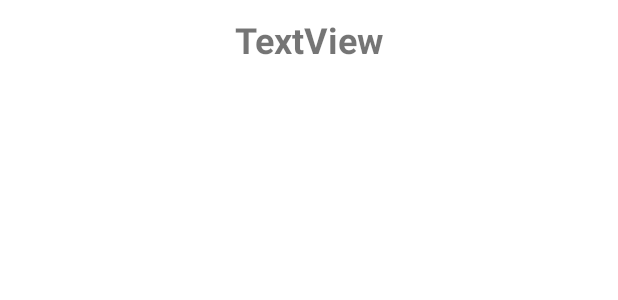
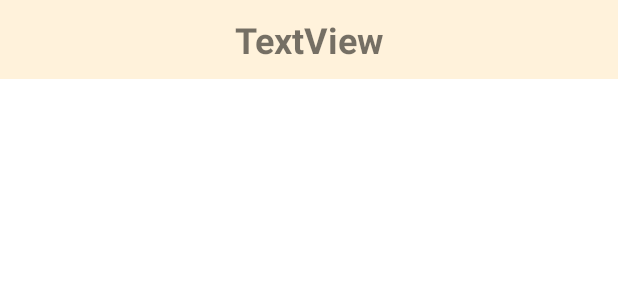
Before and after one commit to MadhaviImashi/4Flicks_BestPlan-application, an Android app: the layout activity_single_recipe_card.xml on its own in the app's theme, with its tools: preview values and no code run, on a phone screen of 412 x 824 dp. Shown: the top 300 px of the screen. Run offline under Robolectric (Android 15) with nearby library versions, the phone set to English and light mode, and no system bars.

Commit message:
Changed color of single recipe card

```diff
--- a/app/src/main/res/layout/activity_single_recipe_card.xml
+++ b/app/src/main/res/layout/activity_single_recipe_card.xml
@@ -4,6 +4,7 @@
     xmlns:tools="http://schemas.android.com/tools"
     android:layout_width="match_parent"
     android:layout_height="wrap_content"
+    android:background="#2CFFB52E"
     tools:context=".single_recipe_card">
 
     <TextView
```
